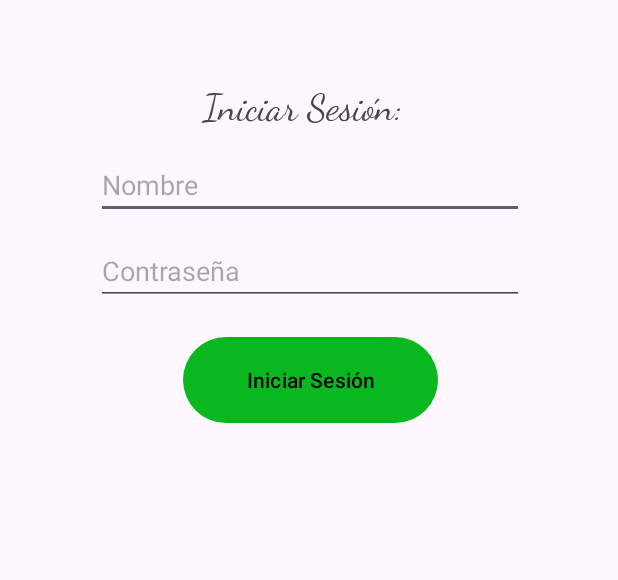
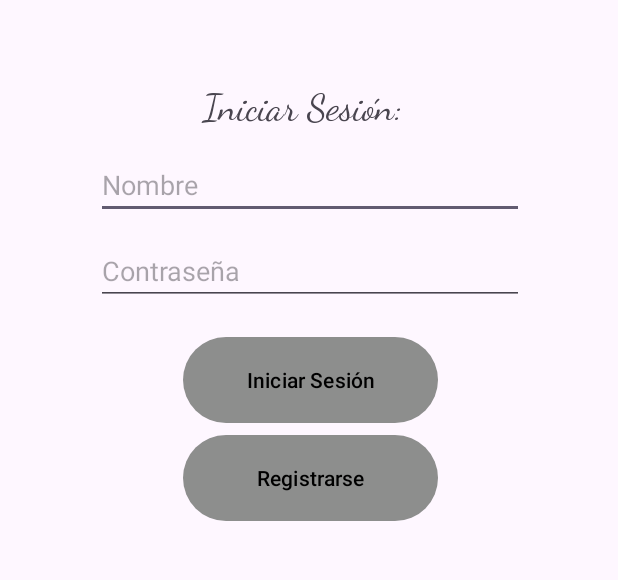
Before and after one commit to Soto02/AndroidStudio, an Android app: the screen it shows after launch (IniciarSesion), on a phone screen of 412 x 824 dp, the part 474-1054 px from its top. Run offline under Robolectric (Android 15) with nearby library versions, the phone set to English and light mode, and no system bars.

Commit message:
Registrarse

```diff
--- a/Intent2/app/src/main/java/com/example/intent2/IniciarSesion.java
+++ b/Intent2/app/src/main/java/com/example/intent2/IniciarSesion.java
@@ -1,8 +1,12 @@
 package com.example.intent2;
+
+import static com.example.intent2.R.id.btnIniciarSesion;
 
 import androidx.appcompat.app.AppCompatActivity;
 
+import android.content.Context;
 import android.content.Intent;
+import android.content.SharedPreferences;
 import android.os.Bundle;
 import android.view.View;
 import android.widget.Button;
@@ -10,40 +14,55 @@ import android.widget.EditText;
 
 public class IniciarSesion extends AppCompatActivity {
 
+    EditText nombreEdit, contrasenaEdit;
+    Button login, registrar;
+
     @Override
     protected void onCreate(Bundle savedInstanceState) {
         super.onCreate(savedInstanceState);
         setContentView(R.layout.activity_main);
 
-        EditText nombreEdit = findViewById(R.id.introNombre);
-        EditText contrasenaEdit = findViewById(R.id.introContrasena);
-        Button login = (Button) findViewById(R.id.btnIniciarSesion);
+        nombreEdit = (EditText) findViewById(R.id.introNombre);
+        contrasenaEdit = (EditText) findViewById(R.id.introContrasena);
+        login = (Button) findViewById(R.id.btnIniciarSesion);
+        registrar = (Button) findViewById(R.id.btnRegistrarse);
 
-        login.setBackgroundColor(getResources().getColor(R.color.green));
+        login.setBackgroundColor(getResources().getColor(R.color.grey));
         login.setOnClickListener(new View.OnClickListener() {
             @Override
             public void onClick(View view) {
-                String nombre = "Alejandro";
-                String contrasena = "Soto";
+                guardarPreferencias();
+                Intent intent = new Intent(IniciarSesion.this, PaginaPrincipal.class);
+                startActivity(intent);
+                finish();
+            }
+        });
 
-                nombre = nombreEdit.getText().toString();
-                contrasena = contrasenaEdit.getText().toString();
-
-                if(esValido(nombre, contrasena)) {
-                    String action;
-                    Intent intent = new Intent(IniciarSesion.this, PaginaPrincipal.class);
-                    startActivity(intent);
-                    finish();
-                } else {
-                }
+        registrar.setBackgroundColor(getResources().getColor(R.color.grey));
+        registrar.setOnClickListener(new View.OnClickListener() {
+            @Override
+            public void onClick(View v) {
+                cargarPreferencias();
             }
         });
     }
-    private boolean esValido(String nombre, String contraseña) {
-        if(nombre.equals("Alejandro") && contraseña.equals("Soto")) {
-            return true;
-        } else {
-            return false;
-        }
+    private void guardarPreferencias() {
+        SharedPreferences preferencias = getSharedPreferences("credenciales", Context.MODE_PRIVATE);
+
+        String user = nombreEdit.getText().toString();
+        String pass = contrasenaEdit.getText().toString();
+
+        SharedPreferences.Editor editor = preferencias.edit();
+        editor.putString("user", user);
+        editor.putString("pass", pass);
+
+        editor.commit();
     }
+    private void cargarPreferencias() {
+        SharedPreferences preferencias = getSharedPreferences("credenciales", Context.MODE_PRIVATE);
+
+        String user = preferencias.getString("user", "No existe");
+        String pass = preferencias.getString("pass", "No existe");
+    }
+
 }
--- a/Intent2/app/src/main/res/layout/activity_main.xml
+++ b/Intent2/app/src/main/res/layout/activity_main.xml
@@ -133,8 +133,25 @@
                 android:layout_width="match_parent"
                 android:layout_height="match_parent"
                 android:layout_weight="1"
-                android:text="Iniciar Sesión"
-                android:textColor="@color/black"/>
+                android:text="@string/IniciarSesion"
+                android:textColor="@color/black" />
+        </LinearLayout>
+
+        <LinearLayout
+            android:layout_width="170dp"
+            android:layout_height="65dp"
+            android:layout_marginStart="88dp"
+            android:layout_marginEnd="85dp"
+            android:orientation="horizontal">
+
+            <Button
+                android:id="@+id/btnRegistrarse"
+                android:layout_width="match_parent"
+                android:layout_height="match_parent"
+                android:layout_weight="1"
+                android:text="Registrarse"
+                android:textColor="@color/black" />
+
         </LinearLayout>
 
     </LinearLayout>
--- a/Intent2/app/src/main/res/values/strings.xml
+++ b/Intent2/app/src/main/res/values/strings.xml
@@ -2,4 +2,5 @@
     <string name="app_name">Pizzeria</string>
     <string name="button">Iniciar Sesión</string>
     <string name="salir">Salir</string>
+    <string name="IniciarSesion">Iniciar Sesión</string>
 </resources>
```
